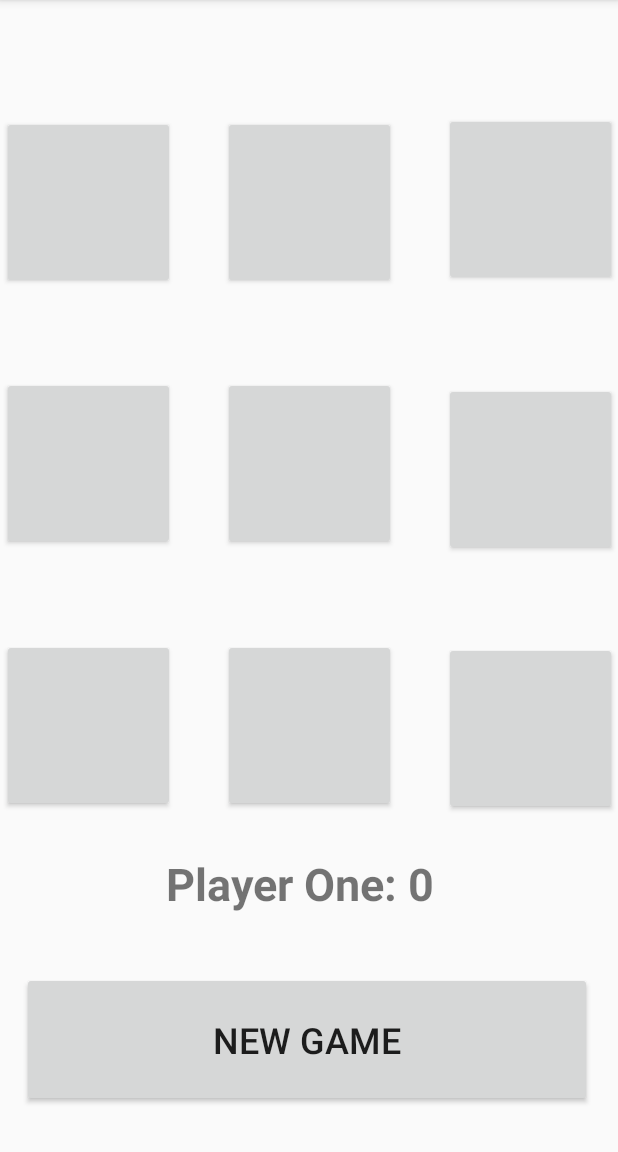
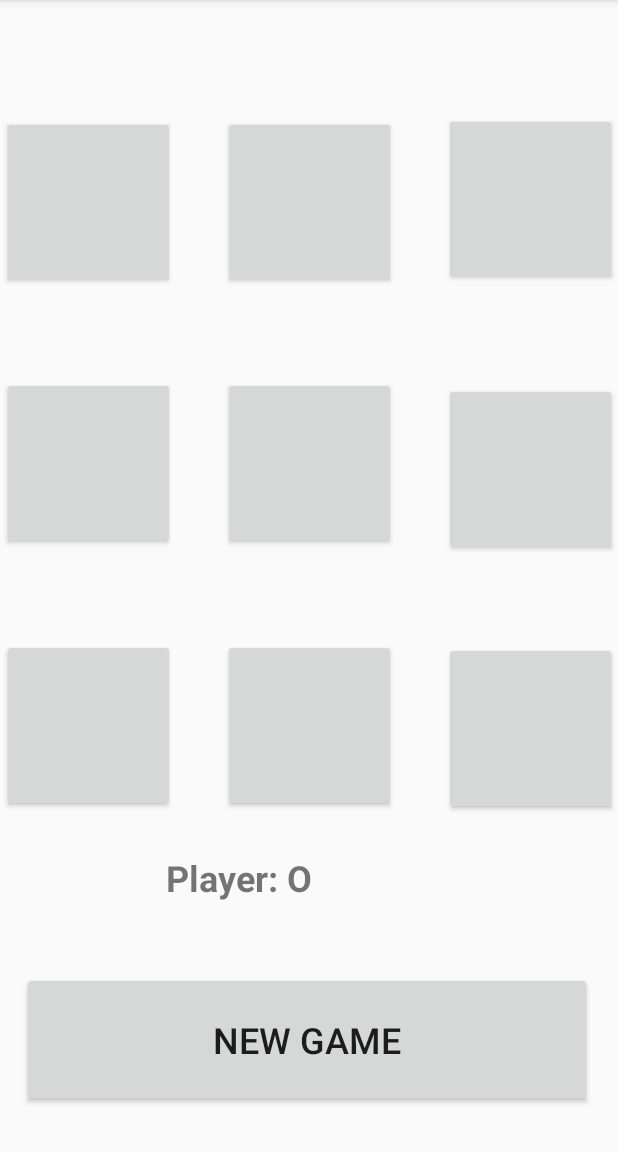
Before and after one commit to davidrodjen/TicTacToe, an Android app: the screen it shows after launch (MainActivity), on a phone screen of 412 x 824 dp, the part 84-1236 px from its top. Run offline under Robolectric (Android 15) with nearby library versions, the phone set to English and light mode, and no system bars; 1 statement that could not run was skipped.

Commit message:
Added OnClick Button Array,
Added Player class

Updated methods and imported usings

```diff
--- a/app/src/main/res/layout/activity_main.xml
+++ b/app/src/main/res/layout/activity_main.xml
@@ -150,7 +150,8 @@
         android:layout_marginEnd="32dp"
         android:layout_marginRight="32dp"
         android:layout_marginBottom="30dp"
-        android:text="New Game"
+        android:onClick="clickNewGame"
+        android:text="@string/new_game"
         android:textSize="24sp"
         app:layout_constraintBottom_toBottomOf="parent"
         app:layout_constraintEnd_toEndOf="parent"
@@ -158,7 +159,7 @@
         app:layout_constraintStart_toStartOf="parent" />
 
     <TextView
-        android:id="@+id/textView"
+        android:id="@+id/playerTurn"
         android:layout_width="191dp"
         android:layout_height="51dp"
         android:layout_marginStart="32dp"
@@ -167,9 +168,9 @@
         android:layout_marginEnd="32dp"
         android:layout_marginRight="32dp"
         android:layout_marginBottom="16dp"
-        android:text="Player One: 0"
+        android:text="@string/player_o"
         android:textIsSelectable="false"
-        android:textSize="30sp"
+        android:textSize="24sp"
         android:textStyle="bold"
         app:layout_constraintBottom_toTopOf="@+id/button10"
         app:layout_constraintEnd_toEndOf="parent"
--- a/app/src/main/res/values/strings.xml
+++ b/app/src/main/res/values/strings.xml
@@ -1,3 +1,6 @@
 <resources>
     <string name="app_name">TicTacToe</string>
+    <string name="player_one_0">Player One: 0</string>
+    <string name="new_game">New Game</string>
+    <string name="player_o">Player: O</string>
 </resources>
```
Also changed, not shown: app/src/main/java/com/example/tictactoe/MainActivity.java (+41 -3 lines).
